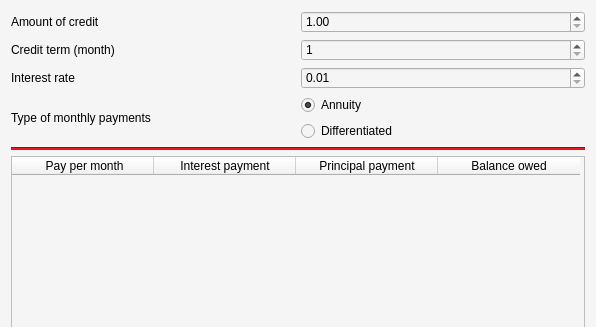
Old version of the form src/view/creditView.ui in the repository Effectuss/Smart-calculator; both pictures show x 0 to 596 and y 0 to 327 of the 596 by 564 pixel window.
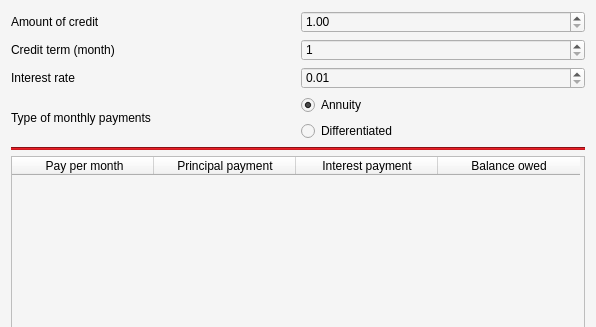
New version of the form.

The edit to the form file:
```diff
--- a/src/view/creditView.ui
+++ b/src/view/creditView.ui
@@ -174,12 +174,12 @@
        </column>
        <column>
         <property name="text">
-         <string>Interest payment</string>
+         <string>Principal payment</string>
         </property>
        </column>
        <column>
         <property name="text">
-         <string>Principal payment</string>
+         <string>Interest payment</string>
         </property>
        </column>
        <column>
```
